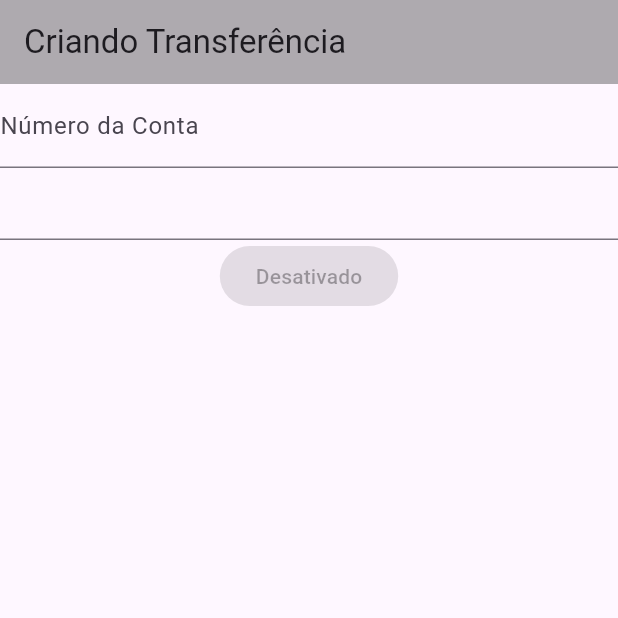
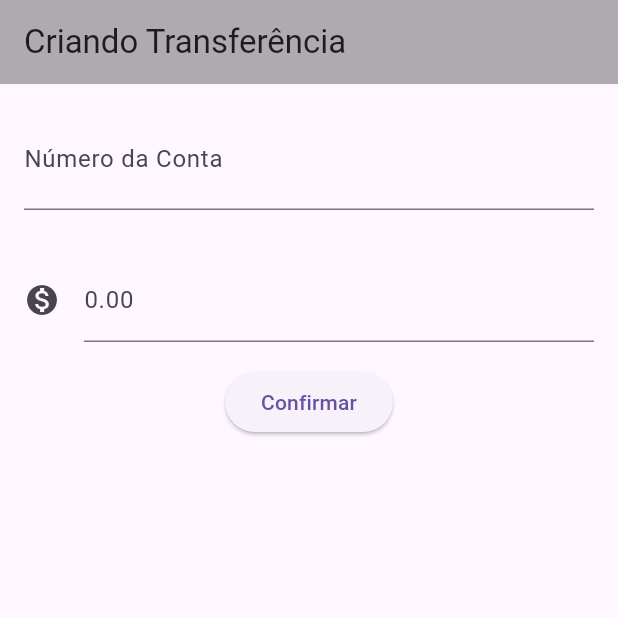
Before and after one commit to mgm290699/primeiro_app, a Flutter app: the screen it shows after launch, on a phone screen of 412 x 824 dp, the top half of it. Run offline on Flutter 3.47's test engine with Material 3 defaults, Android fonts, the phone set to English and light mode, and no system bars.

Commit message:
Atualizações feitas no projeto

```diff
--- a/lib/main.dart
+++ b/lib/main.dart
@@ -14,22 +14,53 @@ class abranapp extends StatelessWidget{
 }
 
 class FormularioTransferencia extends StatelessWidget {
+
+  final TextEditingController _controladorCampoNumeroConta = TextEditingController();
+  final TextEditingController _controladorCampoValor = TextEditingController();
+
   @override
   Widget build(BuildContext context) {
     return Scaffold(
       appBar: AppBar(title: Text('Criando Transferência'), backgroundColor: Color.fromARGB(99, 49, 49, 49),),
       body: Column(
         children: [
-          TextField(
-            decoration: InputDecoration(
-              labelText: 'Número da Conta',
-              hintText: '0000-X'
+          Padding(
+            padding: const EdgeInsets.all(16.0),
+            child: TextField(
+              controller: _controladorCampoNumeroConta,
+              style: TextStyle(
+                fontSize: 24.0
+              ),
+              decoration: InputDecoration(
+                labelText: 'Número da Conta',
+                hintText: '0000-X'
+              ),
             ),
           ),
-          TextField(),
+          Padding(
+            padding: const EdgeInsets.all(16.0),
+            child: TextField(
+              controller: _controladorCampoValor,
+              decoration: InputDecoration(
+                icon: Icon(Icons.monetization_on),
+                labelText: '0.00',
+                hintText: '100'
+              ),
+            ),
+          ),
           ElevatedButton(
-            onPressed: null,
-            child: Text('Desativado'),
+            onPressed: () {
+              final int? numeroConta = int.tryParse(_controladorCampoNumeroConta.text);
+              final double? valor = double.tryParse(_controladorCampoValor.text);
+              if(numeroConta != null && valor != null){
+                final transferenciaCriada = Transferencia(valor, numeroConta);
+                print('Resultado: $transferenciaCriada');
+              }
+              else{
+                print('Valor invalido');
+              }
+            },
+            child: Text('Confirmar'),
             ),
         ],
       ));
@@ -82,4 +113,9 @@ class Transferencia {
 
   Transferencia(this.valor, this.numeroConta);
 
+  @override
+  String toString() {
+      return 'Transferencia {valor: $valor, numeroConta: $numeroConta}';
+  }
+
 }
```
